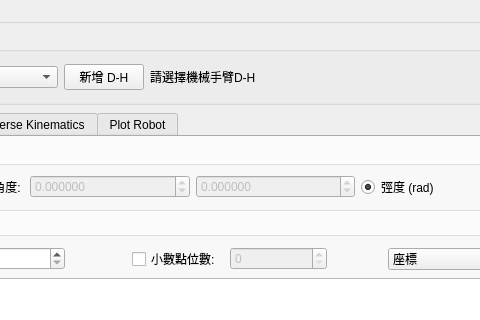
First picture: the form in pyside_files/ui/main_window.ui, repository CKAyano/robotck, before the edit; both pictures show x 168 to 648 and y 0 to 320 of the 887 by 852 pixel window.
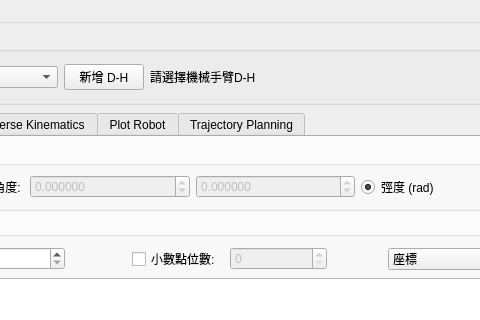
Second picture: the form after the edit. The open tabs and pages were chosen to show the change.

What changed in the file:
```diff
--- a/pyside_files/ui/main_window.ui
+++ b/pyside_files/ui/main_window.ui
@@ -537,6 +537,11 @@
           </item>
          </layout>
         </widget>
+        <widget class="QWidget" name="tab_trajectory">
+         <attribute name="title">
+          <string>Trajectory Planning</string>
+         </attribute>
+        </widget>
        </widget>
       </item>
      </layout>
```
Left out of the diff: 6 changed lines with no effect on the pictures.
